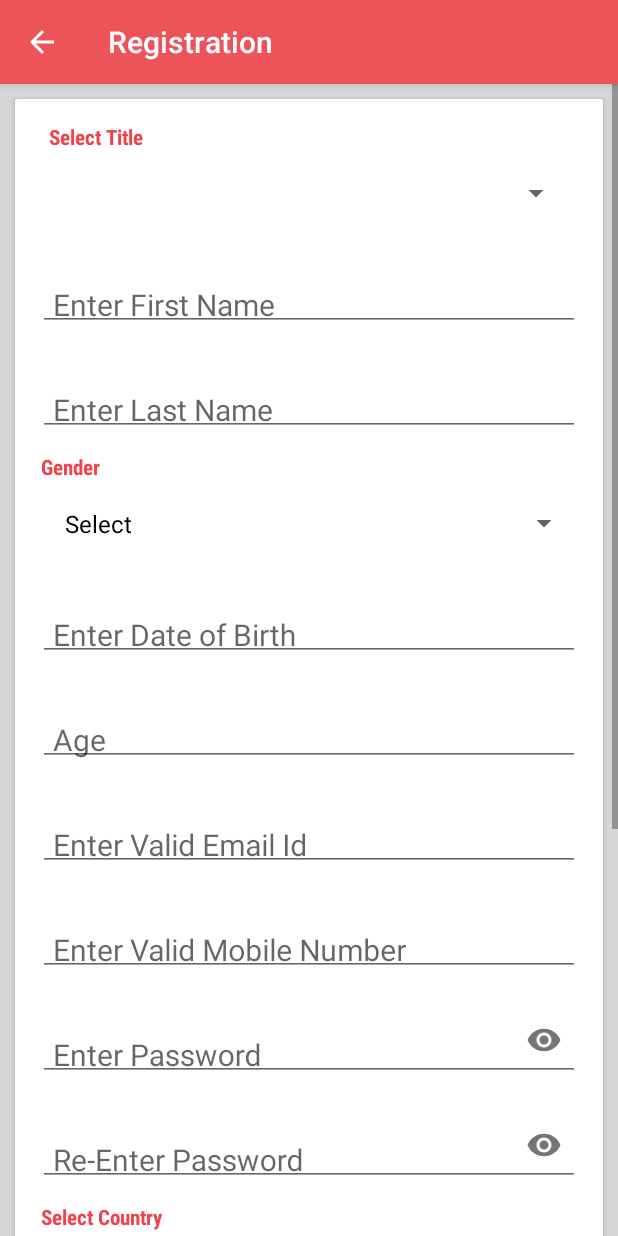
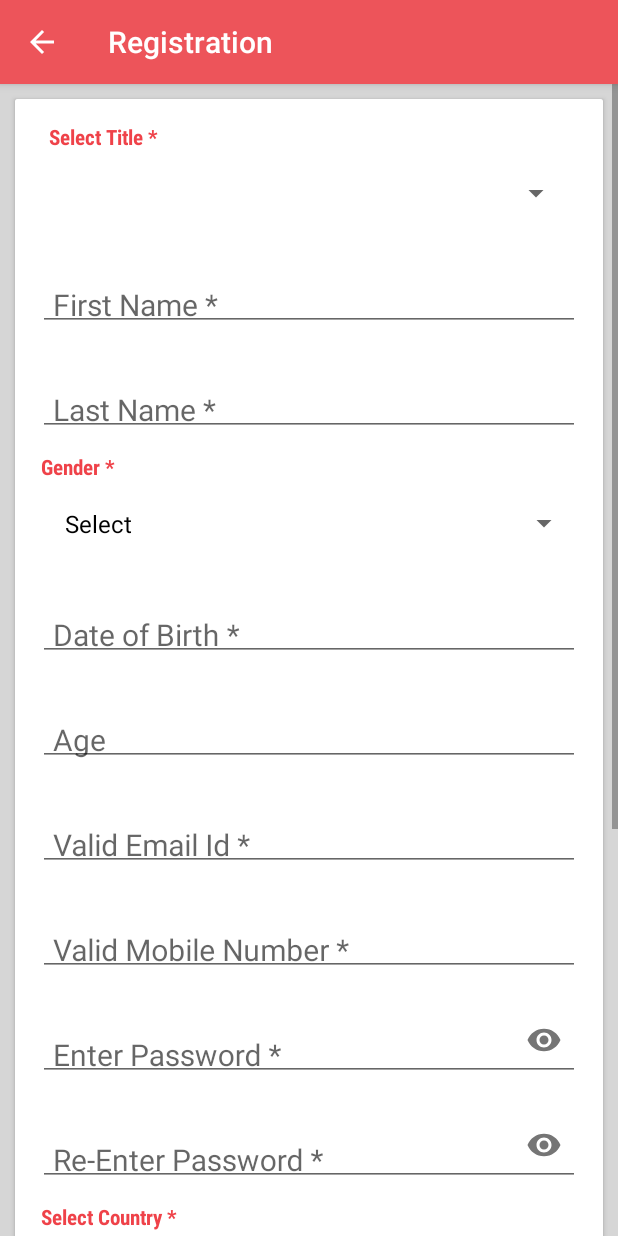
Before and after one commit to dhananjayt28/Gurukul-Android-App-Marg, an Android app: the RegistrationActivity screen opened directly, with no data from a screen before it, on a phone screen of 412 x 824 dp. Run offline under Robolectric (Android 15) with nearby library versions, the phone set to English and light mode, and no system bars; our stand-ins replace Volley; libraries missing offline, so code that uses them is left out: com.toptoche.searchablespinnerlibrary; plain views replace SearchableSpinner; network calls fail; 4 statements that could not run were skipped.

Commit message:
date change

```diff
--- a/app/src/main/res/layout/activity_registration.xml
+++ b/app/src/main/res/layout/activity_registration.xml
@@ -131,7 +131,7 @@
                         android:paddingEnd="2dp"
                         android:paddingStart="2dp"
                         android:paddingTop="5dp"
-                        android:text="Select Title"
+                        android:text="Select Title *"
                         android:textColor="@color/colorPrimaryDeep"
                         android:textSize="14sp"
                         android:textStyle="bold"
@@ -154,9 +154,9 @@
                     android:layout_width="match_parent"
                     android:layout_height="54dp"
                     android:gravity="bottom|start"
-                    android:hint="@string/enter_first_name"
                     android:imeOptions="actionNext"
                     android:inputType="textCapSentences"
+                    android:hint="@string/first_name"
                     android:padding="10dp"
                     android:textSize="20sp"
                     android:textColorHint="@color/colorEditText"/>
@@ -231,9 +231,9 @@
                     android:layout_width="match_parent"
                     android:layout_height="54dp"
                     android:gravity="bottom|start"
-                    android:hint="@string/enter_last_name"
                     android:imeOptions="actionNext"
                     android:inputType="textCapSentences"
+                    android:hint="@string/last_name"
                     android:padding="10dp"
                     android:textSize="20sp"
                     android:textColorHint="@color/colorEditText"/>
@@ -305,7 +305,7 @@
                     android:layout_width="match_parent"
                     android:layout_height="54dp"
                     android:gravity="bottom|start"
-                    android:hint="@string/enter_dob"
+                    android:hint="@string/enterdob"
                     android:imeOptions="actionNext"
                     android:inputType="textCapSentences"
                     android:padding="10dp"
@@ -521,7 +521,7 @@
                     android:paddingEnd="2dp"
                     android:paddingStart="2dp"
                     android:paddingTop="5dp"
-                    android:text="Select Country"
+                    android:text="Select Country *"
                     android:textColor="@color/colorPrimaryDeep"
                     android:textSize="14sp"
                     android:textStyle="bold"
--- a/app/src/main/res/values/strings.xml
+++ b/app/src/main/res/values/strings.xml
@@ -5,15 +5,17 @@
     <string name="navigation_drawer_close">Close navigation drawer</string>
 
     <string name="action_settings">Settings</string>
-    <string name="first_name">First name</string>
-    <string name="last_name">Last Name</string>
+    <string name="first_name">First Name *</string>
+    <string name="last_name">Last Name *</string>
+    <!--<string name="first_name"><![CDATA[First Name<font color=\'#cc0029\'>  *</font>]]></string>
+    <string name="last_name"><![CDATA[Last Name<font color=\'#cc0029\'>  *</font>]]></string>-->
     <string name="middle_name">Middle Name</string>
     <string name="signuppassword">Password</string>
-    <string name="education">Education</string>
+    <string name="education">Education *</string>
     <string name="male">Male</string>
     <string name="help_in_other_activity">Help in any other Activity</string>
     <string name="date">Date</string>
-    <string name="select_city">Select City</string>
+    <string name="select_city">Select City *</string>
     <string name="female">Female</string>
     <string name="email">Email</string>
     <string name="phone">Phone</string>
@@ -152,19 +154,21 @@
     <string name="password">Password</string>
     <string name="reset_password">Reset Password</string>
     <string name="phone_number">Phone Number</string>
-    <string name="enter_valid_mobile_number">Enter Valid Mobile Number</string>
+    <string name="enter_valid_mobile_number">Valid Mobile Number *</string>
     <string name="enter_name">Name</string>
     <string name="enter_first_name">Enter First Name</string>
-    <string name="enter_password">Enter Password</string>
-    <string name="reenter_password">Re-Enter Password</string>
-    <string name="enter_dob">Enter Date of Birth</string>
+    <string name="enter_password">Enter Password *</string>
+    <string name="reenter_password">Re-Enter Password *</string>
+    <!--<string name="enterdob"><![CDATA[Enter Date of Birth<font color=\'#cc0029\'>  *</font>]]></string>-->
+    <string name="enterdob">Date of Birth *</string>
     <string name="age">Age</string>
     <string name="enter_middle_name">Enter Middle Name</string>
     <string name="enter_last_name">Enter Last Name</string>
     <string name="email_id">Email Id</string>
-    <string name="enter_valid_email_id">Enter Valid Email Id</string>
-    <string name="area">Satsang Chapter</string>
-    <string name="gender">Gender</string>
+    <string name="enter_valid_email_id">Valid Email Id *</string>
+    <!--<string name="enter_valid_email_id"><![CDATA[Enter Valid Email Id<font color=\'#cc0029\'>  *</font>]]></string>-->
+    <string name="area">Satsang Chapter *</string>
+    <string name="gender">Gender *</string>
     <string name="enter_postel_code">Enter Postal Code</string>
     <string name="postel_code">Postal Code</string>
     <string name="enter_your_phone_number">Enter Your Phone Number</string>
```
Also changed, not shown: app/src/main/java/in/jivanmuktas/www/marg/activity/RegistrationActivity.java (+8 -0 lines).
